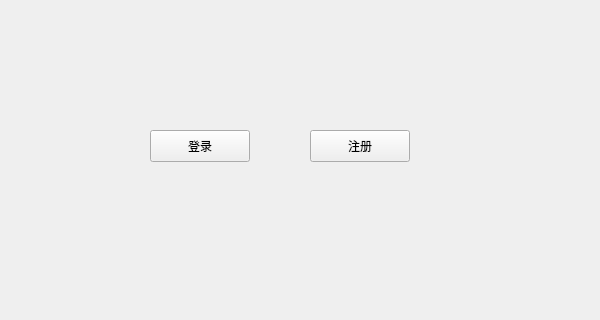
Qt form mainWindow.ui (ah-kevin/qt_clion) before a commit; both pictures show x 0 to 600 and y 0 to 320 of the 800 by 600 pixel window.
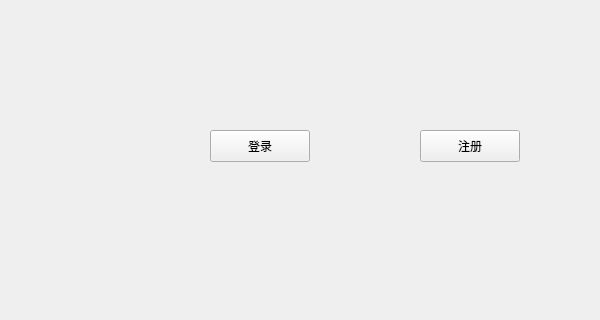
The same form after that commit.

Commit message: 添加ffmpeg

What changed in the file:
```diff
--- a/mainWindow.ui
+++ b/mainWindow.ui
@@ -17,7 +17,7 @@
    <widget class="QPushButton" name="pushButton">
     <property name="geometry">
      <rect>
-      <x>150</x>
+      <x>210</x>
       <y>130</y>
       <width>100</width>
       <height>32</height>
@@ -30,7 +30,7 @@
    <widget class="QPushButton" name="pushButton_2">
     <property name="geometry">
      <rect>
-      <x>310</x>
+      <x>420</x>
       <y>130</y>
       <width>100</width>
       <height>32</height>
```
The commit also changes 2 other files.
